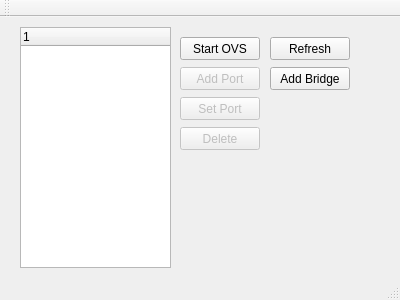
Above: mainwindow.ui from CodeMySky/one-handed-ovs before the change. Below: the same form after it.
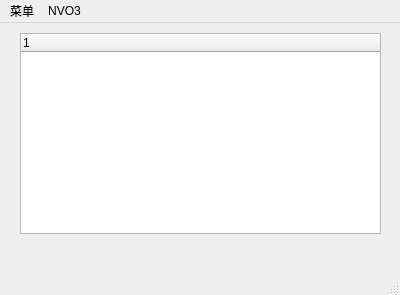
That is the form after the change.

Commit message: + set interface + data sample - english text + chinese text - btn on main page + context menu + show nvo3 info

The edit to the form file:
```diff
--- a/mainwindow.ui
+++ b/mainwindow.ui
@@ -7,7 +7,7 @@
     <x>0</x>
     <y>0</y>
     <width>400</width>
-    <height>300</height>
+    <height>295</height>
    </rect>
   </property>
   <property name="windowTitle">
@@ -19,8 +19,8 @@
      <rect>
       <x>20</x>
       <y>10</y>
-      <width>151</width>
-      <height>241</height>
+      <width>361</width>
+      <height>201</height>
      </rect>
     </property>
     <column>
@@ -29,106 +29,19 @@
      </property>
     </column>
    </widget>
-   <widget class="QPushButton" name="startOvsBtn">
-    <property name="geometry">
-     <rect>
-      <x>180</x>
-      <y>20</y>
-      <width>80</width>
-      <height>23</height>
-     </rect>
-    </property>
-    <property name="text">
-     <string>Start OVS</string>
-    </property>
-   </widget>
-   <widget class="QPushButton" name="addBridgeBtn">
-    <property name="geometry">
-     <rect>
-      <x>270</x>
-      <y>50</y>
-      <width>80</width>
-      <height>23</height>
-     </rect>
-    </property>
-    <property name="text">
-     <string>Add Bridge</string>
-    </property>
-   </widget>
-   <widget class="QPushButton" name="addPortBtn">
-    <property name="enabled">
-     <bool>false</bool>
-    </property>
-    <property name="geometry">
-     <rect>
-      <x>180</x>
-      <y>50</y>
-      <width>80</width>
-      <height>23</height>
-     </rect>
-    </property>
-    <property name="text">
-     <string>Add Port</string>
-    </property>
-   </widget>
-   <widget class="QPushButton" name="deleteBtn">
-    <property name="enabled">
-     <bool>false</bool>
-    </property>
-    <property name="geometry">
-     <rect>
-      <x>180</x>
-      <y>110</y>
-      <width>80</width>
-      <height>23</height>
-     </rect>
-    </property>
-    <property name="text">
-     <string>Delete</string>
-    </property>
-   </widget>
-   <widget class="QPushButton" name="setBtn">
-    <property name="enabled">
-     <bool>false</bool>
-    </property>
-    <property name="geometry">
-     <rect>
-      <x>180</x>
-      <y>80</y>
-      <width>80</width>
-      <height>23</height>
-     </rect>
-    </property>
-    <property name="text">
-     <string>Set Port</string>
-    </property>
-   </widget>
    <widget class="QLabel" name="displayLabel">
     <property name="geometry">
      <rect>
-      <x>190</x>
-      <y>140</y>
-      <width>141</width>
-      <height>91</height>
+      <x>20</x>
+      <y>220</y>
+      <width>351</width>
+      <height>31</height>
      </rect>
     </property>
     <property name="text">
      <string/>
     </property>
    </widget>
-   <widget class="QPushButton" name="refreshButton">
-    <property name="geometry">
-     <rect>
-      <x>270</x>
-      <y>20</y>
-      <width>80</width>
-      <height>23</height>
-     </rect>
-    </property>
-    <property name="text">
-     <string>Refresh</string>
-    </property>
-   </widget>
   </widget>
   <widget class="QMenuBar" name="menuBar">
    <property name="geometry">
@@ -139,14 +52,26 @@
      <height>20</height>
     </rect>
    </property>
-  </widget>
-  <widget class="QToolBar" name="mainToolBar">
-   <attribute name="toolBarArea">
-    <enum>TopToolBarArea</enum>
-   </attribute>
-   <attribute name="toolBarBreak">
-    <bool>false</bool>
-   </attribute>
+   <widget class="QMenu" name="menuMenu">
+    <property name="title">
+     <string>菜单</string>
+    </property>
+    <addaction name="action_start_ovs"/>
+    <addaction name="action_refresh"/>
+    <addaction name="action_add_br"/>
+   </widget>
+   <widget class="QMenu" name="menuNVO3">
+    <property name="title">
+     <string>NVO3</string>
+    </property>
+    <addaction name="action_Br_VN"/>
+    <addaction name="action_Local_VN_IP"/>
+    <addaction name="action_VN_IP"/>
+    <addaction name="action_VN_MAC_IP"/>
+    <addaction name="action_NVE"/>
+   </widget>
+   <addaction name="menuMenu"/>
+   <addaction name="menuNVO3"/>
   </widget>
   <widget class="QStatusBar" name="statusBar"/>
  </widget>
```
Left out of the diff: 43 changed lines with no effect on the pictures. The commit also changes 20 other files.
